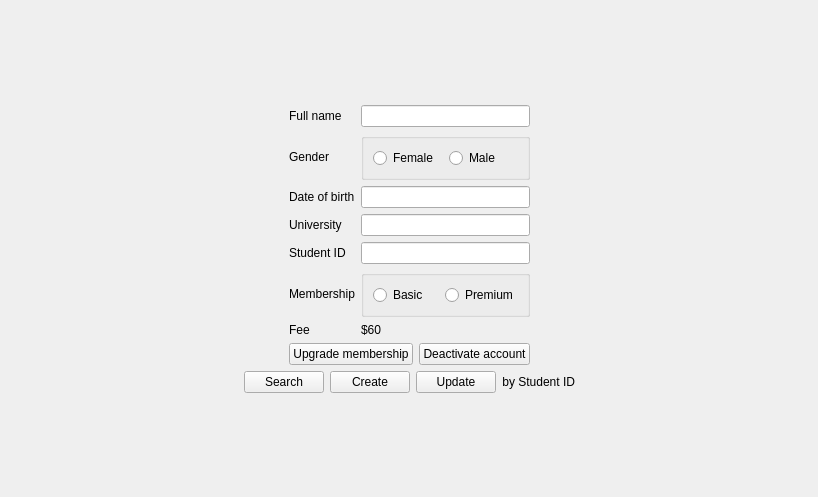
Old version of the form modifyuserwidget.ui in the repository huyquoctrinh/LibraryManagement.
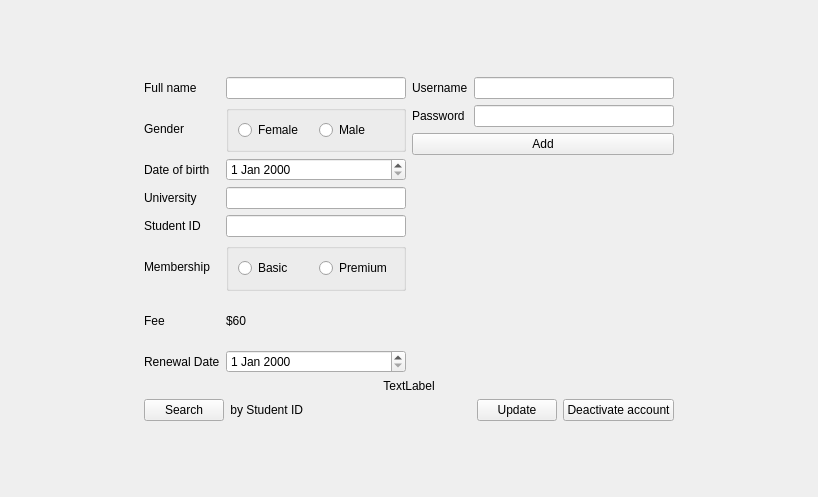
New version of the form.

```diff
--- a/modifyuserwidget.ui
+++ b/modifyuserwidget.ui
@@ -13,8 +13,8 @@
   <property name="windowTitle">
    <string>Form</string>
   </property>
-  <layout class="QGridLayout" name="gridLayout_7">
-   <item row="0" column="2">
+  <layout class="QGridLayout" name="gridLayout_4" rowstretch="0,0,0" columnstretch="1,4,1" columnminimumwidth="0,1,0">
+   <item row="0" column="1">
     <spacer name="verticalSpacer_2">
      <property name="orientation">
       <enum>Qt::Vertical</enum>
@@ -27,39 +27,62 @@
      </property>
     </spacer>
    </item>
-   <item row="1" column="0" colspan="2">
-    <spacer name="horizontalSpacer">
+   <item row="1" column="0">
+    <spacer name="horizontalSpacer_3">
      <property name="orientation">
       <enum>Qt::Horizontal</enum>
      </property>
      <property name="sizeHint" stdset="0">
       <size>
-       <width>239</width>
+       <width>212</width>
        <height>20</height>
       </size>
      </property>
     </spacer>
    </item>
-   <item row="1" column="2">
-    <layout class="QGridLayout" name="gridLayout_5">
-     <item row="1" column="0">
-      <widget class="QPushButton" name="pushButton_11">
-       <property name="text">
-        <string>Upgrade membership</string>
-       </property>
-      </widget>
-     </item>
-     <item row="1" column="1">
-      <widget class="QPushButton" name="pushButton_12">
-       <property name="text">
-        <string>Deactivate account</string>
-       </property>
-      </widget>
-     </item>
-     <item row="0" column="0" colspan="2">
-      <layout class="QGridLayout" name="gridLayout_6">
-       <item row="2" column="1">
-        <widget class="QLineEdit" name="txtDateOfBirth_3"/>
+   <item row="1" column="1">
+    <layout class="QGridLayout" name="gridLayout_3">
+     <item row="0" column="0" rowspan="2">
+      <layout class="QGridLayout" name="gridLayout">
+       <item row="0" column="0">
+        <widget class="QLabel" name="label_22">
+         <property name="text">
+          <string>Full name</string>
+         </property>
+        </widget>
+       </item>
+       <item row="0" column="1">
+        <widget class="QLineEdit" name="txtName"/>
+       </item>
+       <item row="1" column="0">
+        <widget class="QLabel" name="label_20">
+         <property name="text">
+          <string>Gender</string>
+         </property>
+        </widget>
+       </item>
+       <item row="1" column="1">
+        <widget class="QGroupBox" name="groupBox_6">
+         <property name="title">
+          <string/>
+         </property>
+         <layout class="QHBoxLayout" name="horizontalLayout_8">
+          <item>
+           <widget class="QRadioButton" name="rdbFemale">
+            <property name="text">
+             <string>Female</string>
+            </property>
+           </widget>
+          </item>
+          <item>
+           <widget class="QRadioButton" name="rdbMale">
+            <property name="text">
+             <string>Male</string>
+            </property>
+           </widget>
+          </item>
+         </layout>
+        </widget>
        </item>
        <item row="2" column="0">
         <widget class="QLabel" name="label_17">
@@ -68,8 +91,8 @@
          </property>
         </widget>
        </item>
-       <item row="0" column="1">
-        <widget class="QLineEdit" name="txtName_3"/>
+       <item row="2" column="1">
+        <widget class="QDateEdit" name="edtDateOfBirth"/>
        </item>
        <item row="3" column="0">
         <widget class="QLabel" name="label_18">
@@ -78,31 +101,8 @@
          </property>
         </widget>
        </item>
-       <item row="5" column="1">
-        <widget class="QGroupBox" name="groupBox_5">
-         <property name="title">
-          <string/>
-         </property>
-         <layout class="QHBoxLayout" name="horizontalLayout_7">
-          <item>
-           <widget class="QRadioButton" name="rdbBasic_3">
-            <property name="text">
-             <string>Basic</string>
-            </property>
-           </widget>
-          </item>
-          <item>
-           <widget class="QRadioButton" name="rdbPremium_3">
-            <property name="text">
-             <string>Premium</string>
-            </property>
-           </widget>
-          </item>
-         </layout>
-        </widget>
-       </item>
        <item row="3" column="1">
-        <widget class="QLineEdit" name="txtUni_3"/>
+        <widget class="QLineEdit" name="txtUni"/>
        </item>
        <item row="4" column="0">
         <widget class="QLabel" name="label_19">
@@ -111,52 +111,8 @@
          </property>
         </widget>
        </item>
-       <item row="1" column="0">
-        <widget class="QLabel" name="label_20">
-         <property name="text">
-          <string>Gender</string>
-         </property>
-        </widget>
-       </item>
-       <item row="1" column="1">
-        <widget class="QGroupBox" name="groupBox_6">
-         <property name="title">
-          <string/>
-         </property>
-         <layout class="QHBoxLayout" name="horizontalLayout_8">
-          <item>
-           <widget class="QRadioButton" name="rdbFemale_3">
-            <property name="text">
-             <string>Female</string>
-            </property>
-           </widget>
-          </item>
-          <item>
-           <widget class="QRadioButton" name="rdbMale_3">
-            <property name="text">
-             <string>Male</string>
-            </property>
-           </widget>
-          </item>
-         </layout>
-        </widget>
-       </item>
        <item row="4" column="1">
-        <widget class="QLineEdit" name="txtSID_3"/>
-       </item>
-       <item row="6" column="0">
-        <widget class="QLabel" name="label_21">
-         <property name="text">
-          <string>Fee</string>
-         </property>
-        </widget>
-       </item>
-       <item row="0" column="0">
-        <widget class="QLabel" name="label_22">
-         <property name="text">
-          <string>Full name</string>
-         </property>
-        </widget>
+        <widget class="QLineEdit" name="txtSID"/>
        </item>
        <item row="5" column="0">
         <widget class="QLabel" name="label_23">
@@ -165,79 +121,160 @@
          </property>
         </widget>
        </item>
+       <item row="5" column="1">
+        <widget class="QGroupBox" name="groupBox_5">
+         <property name="title">
+          <string/>
+         </property>
+         <layout class="QHBoxLayout" name="horizontalLayout_7">
+          <item>
+           <widget class="QRadioButton" name="rdbBasic">
+            <property name="text">
+             <string>Basic</string>
+            </property>
+           </widget>
+          </item>
+          <item>
+           <widget class="QRadioButton" name="rdbPremium">
+            <property name="text">
+             <string>Premium</string>
+            </property>
+           </widget>
+          </item>
+         </layout>
+        </widget>
+       </item>
+       <item row="6" column="0">
+        <widget class="QLabel" name="label_21">
+         <property name="text">
+          <string>Fee</string>
+         </property>
+        </widget>
+       </item>
        <item row="6" column="1">
-        <widget class="QLabel" name="lblFee_3">
+        <widget class="QLabel" name="lblFee">
          <property name="text">
           <string>$60</string>
          </property>
         </widget>
        </item>
+       <item row="7" column="0">
+        <widget class="QLabel" name="label_25">
+         <property name="text">
+          <string>Renewal Date</string>
+         </property>
+        </widget>
+       </item>
+       <item row="7" column="1">
+        <widget class="QDateEdit" name="edtRenewalDate"/>
+       </item>
       </layout>
      </item>
-    </layout>
-   </item>
-   <item row="1" column="3" colspan="2">
-    <spacer name="horizontalSpacer_2">
-     <property name="orientation">
-      <enum>Qt::Horizontal</enum>
-     </property>
-     <property name="sizeHint" stdset="0">
-      <size>
-       <width>238</width>
-       <height>20</height>
-      </size>
-     </property>
-    </spacer>
-   </item>
-   <item row="2" column="0">
-    <spacer name="horizontalSpacer_3">
-     <property name="orientation">
-      <enum>Qt::Horizontal</enum>
-     </property>
-     <property name="sizeHint" stdset="0">
-      <size>
-       <width>212</width>
-       <height>20</height>
-      </size>
-     </property>
-    </spacer>
-   </item>
-   <item row="2" column="1" colspan="3">
-    <layout class="QHBoxLayout" name="horizontalLayout_9">
-     <item>
-      <widget class="QPushButton" name="pushButton_13">
-       <property name="text">
-        <string>Search</string>
-       </property>
-      </widget>
+     <item row="0" column="1">
+      <layout class="QGridLayout" name="gridLayout_2" columnstretch="0,2" columnminimumwidth="0,2">
+       <item row="0" column="0">
+        <widget class="QLabel" name="label_26">
+         <property name="text">
+          <string>Username</string>
+         </property>
+        </widget>
+       </item>
+       <item row="0" column="1">
+        <widget class="QLineEdit" name="txtUsername"/>
+       </item>
+       <item row="1" column="0">
+        <widget class="QLabel" name="label_27">
+         <property name="text">
+          <string>Password</string>
+         </property>
+        </widget>
+       </item>
+       <item row="1" column="1">
+        <widget class="QLineEdit" name="txtPassword"/>
+       </item>
+       <item row="2" column="0" colspan="2">
+        <widget class="QPushButton" name="btnAdd">
+         <property name="text">
+          <string>Add</string>
+         </property>
+        </widget>
+       </item>
+      </layout>
      </item>
-     <item>
-      <widget class="QPushButton" name="pushButton_14">
-       <property name="text">
-        <string>Create</string>
+     <item row="1" column="1">
+      <spacer name="verticalSpacer_3">
+       <property name="orientation">
+        <enum>Qt::Vertical</enum>
        </property>
-      </widget>
-     </item>
-     <item>
-      <widget class="QPushButton" name="pushButton_15">
-       <property name="text">
-        <string>Update</string>
+       <property name="sizeHint" stdset="0">
+        <size>
+         <width>20</width>
+         <height>218</height>
+        </size>
        </property>
-      </widget>
+      </spacer>
      </item>
-     <item>
-      <widget class="QLabel" name="label_24">
+     <item row="2" column="0" colspan="2">
+      <widget class="QLabel" name="lblStt">
        <property name="text">
-        <string>by Student ID</string>
+        <string>TextLabel</string>
        </property>
        <property name="alignment">
-        <set>Qt::AlignRight|Qt::AlignTrailing|Qt::AlignVCenter</set>
+        <set>Qt::AlignCenter</set>
        </property>
       </widget>
      </item>
+     <item row="3" column="0" colspan="2">
+      <layout class="QHBoxLayout" name="horizontalLayout_9">
+       <item>
+        <widget class="QPushButton" name="btnSearch">
+         <property name="text">
+          <string>Search</string>
+         </property>
+        </widget>
+       </item>
+       <item>
+        <widget class="QLabel" name="label_24">
+         <property name="text">
+          <string>by Student ID</string>
+         </property>
+         <property name="alignment">
+          <set>Qt::AlignRight|Qt::AlignTrailing|Qt::AlignVCenter</set>
+         </property>
+        </widget>
+       </item>
+       <item>
+        <spacer name="horizontalSpacer_5">
+         <property name="orientation">
+          <enum>Qt::Horizontal</enum>
+         </property>
+         <property name="sizeHint" stdset="0">
+          <size>
+           <width>40</width>
+           <height>20</height>
+          </size>
+         </property>
+        </spacer>
+       </item>
+       <item>
+        <widget class="QPushButton" name="btnUpdate">
+         <property name="text">
+          <string>Update</string>
+         </property>
+        </widget>
+       </item>
+       <item>
+        <widget class="QPushButton" name="btnDeactivate">
+         <property name="text">
+          <string>Deactivate account</string>
+         </property>
+        </widget>
+       </item>
+      </layout>
+     </item>
     </layout>
    </item>
-   <item row="2" column="4">
+   <item row="1" column="2">
     <spacer name="horizontalSpacer_4">
      <property name="orientation">
       <enum>Qt::Horizontal</enum>
@@ -250,7 +287,7 @@
      </property>
     </spacer>
    </item>
-   <item row="3" column="2">
+   <item row="2" column="1">
     <spacer name="verticalSpacer">
      <property name="orientation">
       <enum>Qt::Vertical</enum>
```
